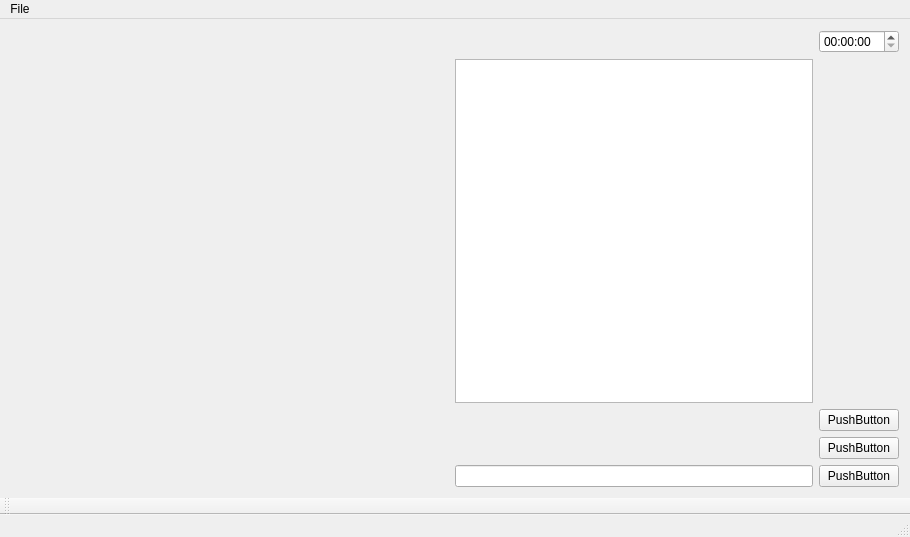
Above: mainwindow.ui from BetmanSmall/MapEditorCpp before the change. Below: the same form after it.
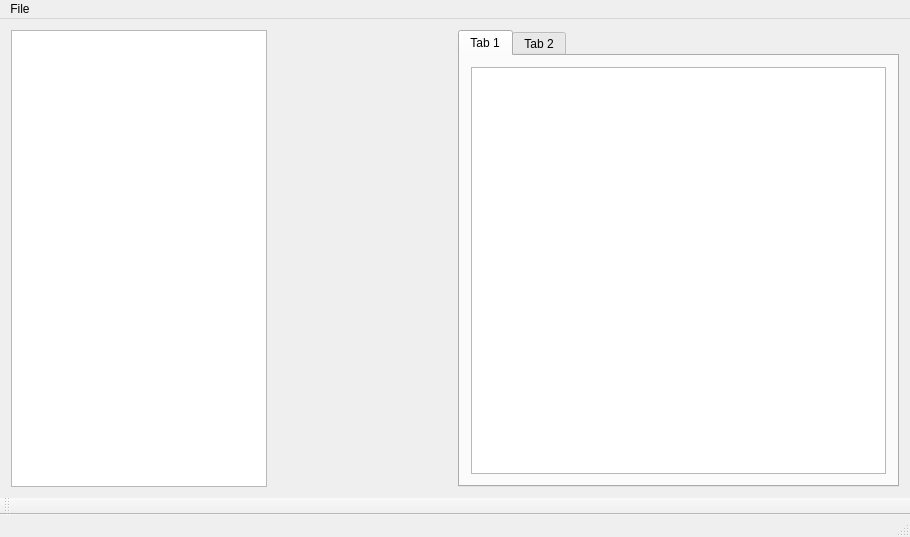
That is the form after the change.

The edit to the form file:
```diff
--- a/mainwindow.ui
+++ b/mainwindow.ui
@@ -16,7 +16,10 @@
   <widget class="QWidget" name="centralWidget">
    <layout class="QHBoxLayout" name="horizontalLayout">
     <item>
-     <layout class="QVBoxLayout" name="verticalLayout">
+     <layout class="QHBoxLayout" name="horizontalLayout_2">
+      <item>
+       <widget class="QTableWidget" name="tableWidget"/>
+      </item>
       <item>
        <spacer name="horizontalSpacer">
         <property name="orientation">
@@ -34,49 +37,33 @@
     </item>
     <item>
      <layout class="QGridLayout" name="gridLayout">
-      <item row="4" column="1">
-       <widget class="QPushButton" name="pushButton">
-        <property name="text">
-         <string>PushButton</string>
+      <item row="0" column="0">
+       <widget class="QTabWidget" name="tabWidget">
+        <property name="currentIndex">
+         <number>0</number>
         </property>
+        <widget class="QWidget" name="tab_0">
+         <attribute name="title">
+          <string>Tab 1</string>
+         </attribute>
+         <layout class="QVBoxLayout" name="verticalLayout">
+          <item>
+           <widget class="QListView" name="listView"/>
+          </item>
+         </layout>
+        </widget>
+        <widget class="QWidget" name="tab_1">
+         <attribute name="title">
+          <string>Tab 2</string>
+         </attribute>
+         <layout class="QVBoxLayout" name="verticalLayout_2">
+          <item>
+           <widget class="QTreeView" name="treeView"/>
+          </item>
+         </layout>
+        </widget>
        </widget>
       </item>
-      <item row="2" column="1">
-       <widget class="QPushButton" name="pushButton_3">
-        <property name="text">
-         <string>PushButton</string>
-        </property>
-       </widget>
-      </item>
-      <item row="1" column="1">
-       <spacer name="verticalSpacer">
-        <property name="orientation">
-         <enum>Qt::Vertical</enum>
-        </property>
-        <property name="sizeHint" stdset="0">
-         <size>
-          <width>20</width>
-          <height>40</height>
-         </size>
-        </property>
-       </spacer>
-      </item>
-      <item row="3" column="1">
-       <widget class="QPushButton" name="pushButton_2">
-        <property name="text">
-         <string>PushButton</string>
-        </property>
-       </widget>
-      </item>
-      <item row="4" column="0">
-       <widget class="QLineEdit" name="lineEdit"/>
-      </item>
-      <item row="1" column="0">
-       <widget class="QListView" name="listView"/>
-      </item>
-      <item row="0" column="1">
-       <widget class="QTimeEdit" name="timeEdit"/>
-      </item>
      </layout>
     </item>
    </layout>
```
